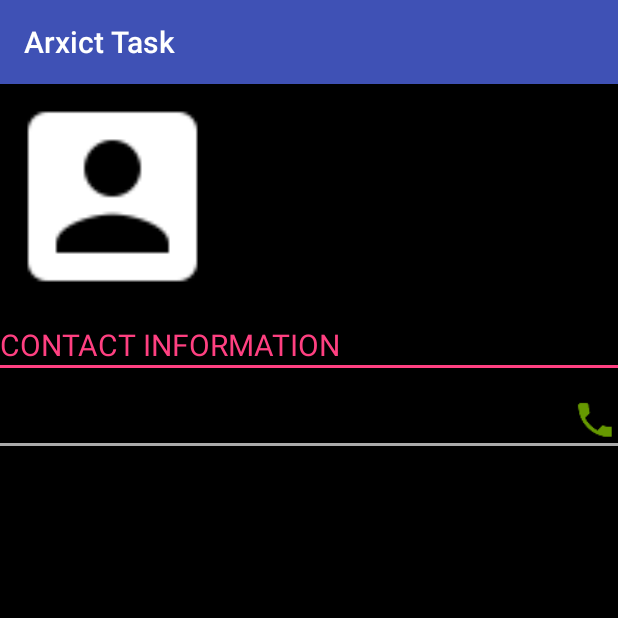
After one commit to kareemws/Permanent-Storage-API-Request-and-Contact-list-Sample-App, an Android app: the ContactDetails screen opened directly, with no data from a screen before it, on a phone screen of 412 x 824 dp, the top half of it. The commit adds this screen. Run offline under Robolectric (Android 15) with nearby library versions, the phone set to English and light mode, and no system bars.

Commit message:
Implements contact details and calling features

```diff
--- /dev/null
+++ b/app/src/main/java/com/kareemwaleed/arxicttask/activities/ContactDetails.java
@@ -0,0 +1,89 @@
+package com.kareemwaleed.arxicttask.activities;
+
+import android.Manifest;
+import android.content.Intent;
+import android.content.pm.PackageManager;
+import android.net.Uri;
+import android.os.Bundle;
+import android.support.annotation.NonNull;
+import android.support.v4.app.ActivityCompat;
+import android.support.v4.content.ContextCompat;
+import android.support.v7.app.AppCompatActivity;
+import android.view.View;
+import android.widget.ImageButton;
+import android.widget.RelativeLayout;
+import android.widget.TextView;
+
+import com.kareemwaleed.arxicttask.R;
+import com.kareemwaleed.arxicttask.models.ContactsListItem;
+
+public class ContactDetails extends AppCompatActivity {
+    private RelativeLayout phoneNumberLayout;
+    private RelativeLayout emailLayout;
+    private TextView contactName;
+    private TextView phoneNumber;
+    private TextView email;
+    private ContactsListItem contactDetails;
+    private ImageButton callButton;
+    private final int PHONE_CALL_PERMISSION_REQUEST = 0;
+
+    @Override
+    protected void onCreate(Bundle savedInstanceState) {
+        super.onCreate(savedInstanceState);
+        setContentView(R.layout.activity_contact_details);
+        initViewVars();
+        contactDetails = new ContactsListItem();
+        contactDetails.setName(getIntent().getStringExtra("name"));
+        contactDetails.setEmail(getIntent().getStringExtra("email"));
+        contactDetails.addNumber(getIntent().getStringExtra("phone"));
+
+        contactName.setText(contactDetails.getName());
+
+        if (contactDetails.getNumbers() == null)
+            phoneNumberLayout.setVisibility(View.GONE);
+        else {
+            phoneNumber.setText(contactDetails.getNumbers().get(0));
+            callButton.setOnClickListener(new View.OnClickListener() {
+                @Override
+                public void onClick(View v) {
+                    Intent intent = new Intent(Intent.ACTION_CALL);
+                    intent.setData(Uri.parse("tel:" + contactDetails.getNumbers().get(0)));
+                    if (ContextCompat.checkSelfPermission(ContactDetails.this, Manifest.permission.CALL_PHONE)
+                            != PackageManager.PERMISSION_GRANTED) {
+                        ActivityCompat.requestPermissions(ContactDetails.this, new String[]{Manifest.permission.CALL_PHONE}
+                                , PHONE_CALL_PERMISSION_REQUEST);
+                    } else
+                        startActivity(intent);
+                }
+            });
+        }
+
+        if (contactDetails.getEmail() == null)
+            emailLayout.setVisibility(View.GONE);
+        else
+            email.setText(contactDetails.getEmail());
+    }
+
+    private void initViewVars() {
+        phoneNumberLayout = (RelativeLayout) findViewById(R.id.phone_number_layout);
+        emailLayout = (RelativeLayout) findViewById(R.id.email_layout);
+        contactName = (TextView) findViewById(R.id.contact_name);
+        phoneNumber = (TextView) findViewById(R.id.phone_number);
+        email = (TextView) findViewById(R.id.email);
+        callButton = (ImageButton) findViewById(R.id.call_button);
+    }
+
+    @Override
+    public void onRequestPermissionsResult(int requestCode, @NonNull String[] permissions, @NonNull int[] grantResults) {
+        switch (requestCode){
+            case PHONE_CALL_PERMISSION_REQUEST:
+                if(grantResults.length > 0 && grantResults[0]== PackageManager.PERMISSION_GRANTED){
+                    Intent intent = new Intent(Intent.ACTION_CALL);
+                    intent.setData(Uri.parse("tel:" + contactDetails.getNumbers().get(0)));
+                    startActivity(intent);
+                }else{
+
+                }
+        }
+    }
+}
--- a/app/src/main/java/com/kareemwaleed/arxicttask/adapters/ContactsListAdapter.java
+++ b/app/src/main/java/com/kareemwaleed/arxicttask/adapters/ContactsListAdapter.java
@@ -36,4 +36,10 @@ public class ContactsListAdapter extends ArrayAdapter{
         contactNameTextView.setText(contactName);
         return convertView;
     }
+
+    @Nullable
+    @Override
+    public Object getItem(int position) {
+        return contactsListItems.get(position);
+    }
 }
--- a/app/src/main/java/com/kareemwaleed/arxicttask/fragments/ContactsListFragment.java
+++ b/app/src/main/java/com/kareemwaleed/arxicttask/fragments/ContactsListFragment.java
@@ -2,6 +2,7 @@ package com.kareemwaleed.arxicttask.fragments;
 
 import android.Manifest;
 import android.content.ContentResolver;
+import android.content.Intent;
 import android.content.pm.PackageManager;
 import android.database.Cursor;
 import android.os.Bundle;
@@ -13,12 +14,14 @@ import android.support.v4.content.ContextCompat;
 import android.view.LayoutInflater;
 import android.view.View;
 import android.view.ViewGroup;
+import android.widget.AdapterView;
 import android.widget.FrameLayout;
 import android.widget.ListView;
 
 import com.kareemwaleed.arxicttask.R;
+import com.kareemwaleed.arxicttask.activities.ContactDetails;
+import com.kareemwaleed.arxicttask.adapters.ContactsListAdapter;
 import com.kareemwaleed.arxicttask.models.ContactsListItem;
-import com.kareemwaleed.arxicttask.adapters.ContactsListAdapter;
 
 import java.util.ArrayList;
 
@@ -54,6 +57,17 @@ public class ContactsListFragment extends Fragment {
         ArrayList<ContactsListItem> contactsList = getContacts();
         contactsListAdapter = new ContactsListAdapter(getContext(), contactsList);
         listView.setAdapter(contactsListAdapter);
+        listView.setOnItemClickListener(new AdapterView.OnItemClickListener() {
+            @Override
+            public void onItemClick(AdapterView<?> parent, View view, int position, long id) {
+                ContactsListItem tempContactsListItem = (ContactsListItem) contactsListAdapter.getItem(position);
+                Intent intent = new Intent(getActivity(), ContactDetails.class);
+                intent.putExtra("name", tempContactsListItem.getName());
+                intent.putExtra("phone", tempContactsListItem.getNumbers().get(0));
+                intent.putExtra("email", tempContactsListItem.getEmail());
+                startActivity(intent);
+            }
+        });
     }
 
     public ArrayList<ContactsListItem> getContacts() {
@@ -85,6 +99,13 @@ public class ContactsListFragment extends Fragment {
                     }
                     pCur.close();
                 }
+                Cursor emailCursore = cr.query(ContactsContract.CommonDataKinds.Email.CONTENT_URI, null
+                        , ContactsContract.CommonDataKinds.Email.CONTACT_ID + " = ?", new String[]{id}, null);
+                while (emailCursore.moveToNext()){
+                   String email = emailCursore.getString(
+                            emailCursore.getColumnIndex(ContactsContract.CommonDataKinds.Email.DATA));
+                    tempContactsListItem.setEmail(email);
+                }
                 tempContactsArrayList.add(tempContactsListItem);
             }
         }
--- a/app/src/main/java/com/kareemwaleed/arxicttask/models/ContactsListItem.java
+++ b/app/src/main/java/com/kareemwaleed/arxicttask/models/ContactsListItem.java
@@ -9,6 +9,7 @@ import java.util.ArrayList;
 public class ContactsListItem {
     private String name;
     private ArrayList<String> numbers;
+    private String email;
 
     public ContactsListItem(){
         numbers = new ArrayList<>();
@@ -29,4 +30,12 @@ public class ContactsListItem {
     public void addNumber(String number) {
         numbers.add(number);
     }
+
+    public String getEmail() {
+        return email;
+    }
+
+    public void setEmail(String email) {
+        this.email = email;
+    }
 }
--- /dev/null
+++ b/app/src/main/res/layout/activity_contact_details.xml
@@ -0,0 +1,111 @@
+<?xml version="1.0" encoding="utf-8"?>
+<RelativeLayout xmlns:android="http://schemas.android.com/apk/res/android"
+    xmlns:app="http://schemas.android.com/apk/res-auto"
+    xmlns:tools="http://schemas.android.com/tools"
+    android:layout_width="match_parent"
+    android:layout_height="match_parent"
+    app:layout_behavior="@string/appbar_scrolling_view_behavior"
+    tools:context="com.kareemwaleed.arxicttask.activities.ContactDetails"
+    android:background="@android:color/black">
+
+    <RelativeLayout
+        android:id="@+id/header_layout"
+        android:layout_width="match_parent"
+        android:layout_height="wrap_content">
+
+        <ImageView
+            android:layout_width="150dp"
+            android:layout_height="150dp"
+            android:layout_alignParentStart="true"
+            android:scaleType="fitCenter"
+            android:src="@mipmap/ic_account_box_white_48dp" />
+
+        <TextView
+            android:id="@+id/contact_name"
+            android:layout_width="wrap_content"
+            android:layout_height="wrap_content"
+            android:layout_alignParentEnd="true"
+            android:text="My Name"
+            android:textColor="@color/colorAccent"
+            android:layout_centerVertical="true"
+            android:textSize="25sp"/>
+    </RelativeLayout>
+
+    <RelativeLayout
+        android:layout_marginTop="10dp"
+        android:id="@+id/contact_information"
+        android:layout_width="match_parent"
+        android:layout_height="wrap_content"
+        android:layout_below="@id/header_layout">
+
+        <TextView
+            android:id="@+id/contact_information_text_view"
+            android:layout_width="wrap_content"
+            android:layout_height="wrap_content"
+            android:layout_alignParentStart="true"
+            android:layout_alignParentTop="true"
+            android:text="CONTACT INFORMATION"
+            android:textSize="20sp"
+            android:textColor="@color/colorAccent"/>
+
+        <View
+            android:layout_width="match_parent"
+            android:layout_height="2dp"
+            android:layout_below="@id/contact_information_text_view"
+            android:background="@color/colorAccent" />
+    </RelativeLayout>
+
+    <RelativeLayout
+        android:layout_marginTop="20dp"
+        android:id="@+id/phone_number_layout"
+        android:layout_width="match_parent"
+        android:layout_height="wrap_content"
+        android:layout_below="@id/contact_information">
+
+        <TextView
+            android:id="@+id/phone_number"
+            android:layout_width="wrap_content"
+            android:layout_height="wrap_content"
+            android:layout_alignParentStart="true"
+            android:textColor="@android:color/white"
+            android:textSize="18sp"/>
+
+        <ImageButton
+            android:id="@+id/call_button"
+            android:layout_width="30dp"
+            android:layout_height="30dp"
+            android:layout_alignParentEnd="true"
+            android:scaleType="fitCenter"
+            android:background="@android:color/transparent"
+            android:src="@mipmap/ic_phone_white_24dp"
+            android:tint="@android:color/holo_green_dark" />
+
+        <View
+            android:layout_width="match_parent"
+            android:layout_height="2dp"
+            android:layout_below="@id/call_button"
+            android:background="@android:color/darker_gray" />
+
+    </RelativeLayout>
+
+    <RelativeLayout
+        android:id="@+id/email_layout"
+        android:layout_width="match_parent"
+        android:layout_height="wrap_content"
+        android:layout_below="@id/phone_number_layout">
+
+        <TextView
+            android:id="@+id/email"
+            android:layout_width="wrap_content"
+            android:layout_height="wrap_content"
+            android:layout_alignParentStart="true" />
+
+        <View
+            android:layout_width="match_parent"
+            android:layout_height="2dp"
+            android:layout_below="@id/email"
+            android:background="@color/colorPrimary" />
+
+    </RelativeLayout>
+
+</RelativeLayout>
```
Also changed, not shown: app/src/main/AndroidManifest.xml (+14 -10 lines), app/src/main/res/mipmap-hdpi/ic_account_box_white_48dp.png (added), app/src/main/res/mipmap-mdpi/ic_account_box_white_48dp.png (added), app/src/main/res/mipmap-xhdpi/ic_account_box_white_48dp.png (added), app/src/main/res/mipmap-xxhdpi/ic_account_box_white_48dp.png (added), app/src/main/res/mipmap-xxxhdpi/ic_account_box_white_48dp.png (added).
